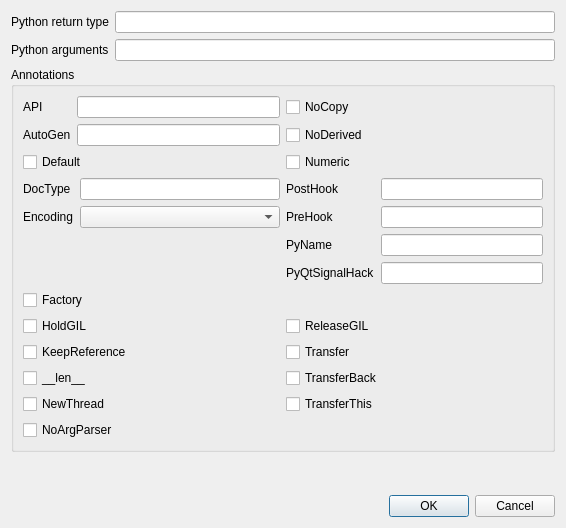
The window that metasip/api_editor/Designer/CallablePropertiesBase.ui (Python-SIP/metasip) describes before a commit, drawn with Qt 5.
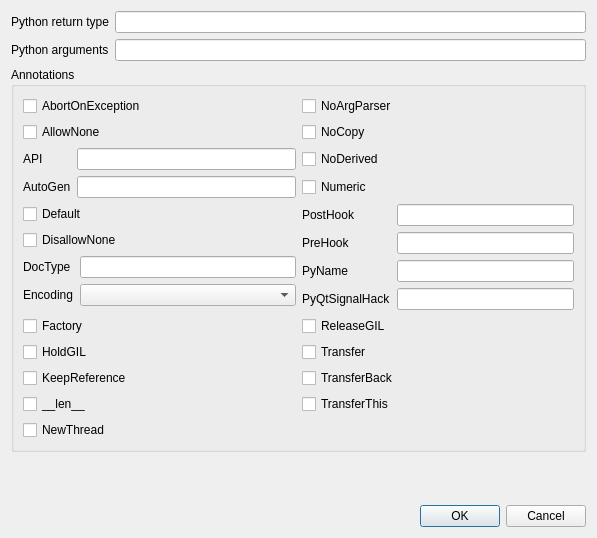
The same window after the commit.

Commit message: Added support for the /DisallowNone/ argument annotation. Added support for the /AbortOnException/, /AllowNone/ and /DisallowNone/ function annotations.

```diff
--- a/metasip/api_editor/Designer/CallablePropertiesBase.ui
+++ b/metasip/api_editor/Designer/CallablePropertiesBase.ui
@@ -6,8 +6,8 @@
    <rect>
     <x>0</x>
     <y>0</y>
-    <width>566</width>
-    <height>528</height>
+    <width>597</width>
+    <height>538</height>
    </rect>
   </property>
   <property name="windowTitle">
@@ -44,7 +44,35 @@
       <string>Annotations</string>
      </property>
      <layout class="QGridLayout" name="gridLayout">
-      <item row="0" column="0" rowspan="2">
+      <item row="0" column="0">
+       <widget class="QCheckBox" name="abortOnExcCb">
+        <property name="text">
+         <string>AbortOnException</string>
+        </property>
+       </widget>
+      </item>
+      <item row="0" column="1">
+       <widget class="QCheckBox" name="noArgParserCb">
+        <property name="text">
+         <string>NoArgParser</string>
+        </property>
+       </widget>
+      </item>
+      <item row="1" column="0">
+       <widget class="QCheckBox" name="allowNoneCb">
+        <property name="text">
+         <string>AllowNone</string>
+        </property>
+       </widget>
+      </item>
+      <item row="1" column="1">
+       <widget class="QCheckBox" name="noCopyCb">
+        <property name="text">
+         <string>NoCopy</string>
+        </property>
+       </widget>
+      </item>
+      <item row="2" column="0" rowspan="2">
        <layout class="QFormLayout" name="formLayout_2">
         <item row="0" column="0">
          <widget class="QLabel" name="label_3">
@@ -68,59 +96,28 @@
         </item>
        </layout>
       </item>
-      <item row="0" column="1">
-       <widget class="QCheckBox" name="noCopyCb">
-        <property name="text">
-         <string>NoCopy</string>
-        </property>
-       </widget>
-      </item>
-      <item row="1" column="1">
+      <item row="2" column="1">
        <widget class="QCheckBox" name="noDerivedCb">
         <property name="text">
          <string>NoDerived</string>
         </property>
        </widget>
       </item>
-      <item row="2" column="0">
-       <widget class="QCheckBox" name="defaultCb">
-        <property name="text">
-         <string>Default</string>
-        </property>
-       </widget>
-      </item>
-      <item row="2" column="1">
+      <item row="3" column="1">
        <widget class="QCheckBox" name="numericCb">
         <property name="text">
          <string>Numeric</string>
         </property>
        </widget>
       </item>
-      <item row="3" column="0">
-       <layout class="QFormLayout" name="formLayout_3">
-        <item row="0" column="0">
-         <widget class="QLabel" name="label_5">
-          <property name="text">
-           <string>DocType</string>
-          </property>
-         </widget>
-        </item>
-        <item row="0" column="1">
-         <widget class="QLineEdit" name="docType"/>
-        </item>
-        <item row="1" column="0">
-         <widget class="QLabel" name="label_6">
-          <property name="text">
-           <string>Encoding</string>
-          </property>
-         </widget>
-        </item>
-        <item row="1" column="1">
-         <widget class="QComboBox" name="encodingCb"/>
-        </item>
-       </layout>
+      <item row="4" column="0">
+       <widget class="QCheckBox" name="defaultCb">
+        <property name="text">
+         <string>Default</string>
+        </property>
+       </widget>
       </item>
-      <item row="3" column="1">
+      <item row="4" column="1" rowspan="3">
        <layout class="QFormLayout" name="formLayout_4">
         <item row="0" column="0">
          <widget class="QLabel" name="label_7">
@@ -164,73 +161,97 @@
         </item>
        </layout>
       </item>
-      <item row="4" column="0">
+      <item row="5" column="0">
+       <widget class="QCheckBox" name="disallowNoneCb">
+        <property name="text">
+         <string>DisallowNone</string>
+        </property>
+       </widget>
+      </item>
+      <item row="6" column="0">
+       <layout class="QFormLayout" name="formLayout_3">
+        <item row="0" column="0">
+         <widget class="QLabel" name="label_5">
+          <property name="text">
+           <string>DocType</string>
+          </property>
+         </widget>
+        </item>
+        <item row="0" column="1">
+         <widget class="QLineEdit" name="docType"/>
+        </item>
+        <item row="1" column="0">
+         <widget class="QLabel" name="label_6">
+          <property name="text">
+           <string>Encoding</string>
+          </property>
+         </widget>
+        </item>
+        <item row="1" column="1">
+         <widget class="QComboBox" name="encodingCb"/>
+        </item>
+       </layout>
+      </item>
+      <item row="7" column="0">
        <widget class="QCheckBox" name="factoryCb">
         <property name="text">
          <string>Factory</string>
         </property>
        </widget>
       </item>
-      <item row="5" column="0">
-       <widget class="QCheckBox" name="holdGILCb">
-        <property name="text">
-         <string>HoldGIL</string>
-        </property>
-       </widget>
-      </item>
-      <item row="5" column="1">
+      <item row="7" column="1">
        <widget class="QCheckBox" name="releaseGILCb">
         <property name="text">
          <string>ReleaseGIL</string>
         </property>
        </widget>
       </item>
-      <item row="6" column="0">
-       <widget class="QCheckBox" name="keepRefCb">
+      <item row="8" column="0">
+       <widget class="QCheckBox" name="holdGILCb">
         <property name="text">
-         <string>KeepReference</string>
+         <string>HoldGIL</string>
         </property>
        </widget>
       </item>
-      <item row="6" column="1">
+      <item row="8" column="1">
        <widget class="QCheckBox" name="transferCb">
         <property name="text">
          <string>Transfer</string>
         </property>
        </widget>
       </item>
-      <item row="7" column="0">
-       <widget class="QCheckBox" name="lenCb">
+      <item row="9" column="0">
+       <widget class="QCheckBox" name="keepRefCb">
         <property name="text">
-         <string>__len__</string>
+         <string>KeepReference</string>
         </property>
        </widget>
       </item>
-      <item row="7" column="1">
+      <item row="9" column="1">
        <widget class="QCheckBox" name="transferBackCb">
         <property name="text">
          <string>TransferBack</string>
         </property>
        </widget>
       </item>
-      <item row="8" column="0">
-       <widget class="QCheckBox" name="newThreadCb">
+      <item row="10" column="0">
+       <widget class="QCheckBox" name="lenCb">
         <property name="text">
-         <string>NewThread</string>
+         <string>__len__</string>
         </property>
        </widget>
       </item>
-      <item row="8" column="1">
+      <item row="10" column="1">
        <widget class="QCheckBox" name="transferThisCb">
         <property name="text">
          <string>TransferThis</string>
         </property>
        </widget>
       </item>
-      <item row="9" column="0">
-       <widget class="QCheckBox" name="noArgParserCb">
+      <item row="11" column="0">
+       <widget class="QCheckBox" name="newThreadCb">
         <property name="text">
-         <string>NoArgParser</string>
+         <string>NewThread</string>
         </property>
        </widget>
       </item>
```
Left out of the diff: 4 changed lines with no effect on the pictures. The commit also changes 3 other files.
